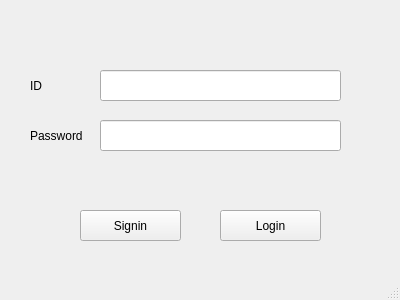
This is QT/Client/client.ui in paxcho1/OOP-Project as Qt 5 draws it before an edit. The edited form follows.
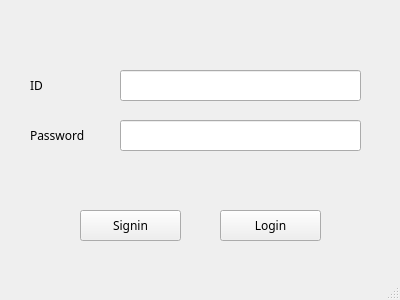
This is the edited form.

Patch:
```diff
--- a/QT/Client/client.ui
+++ b/QT/Client/client.ui
@@ -17,7 +17,7 @@
    <widget class="QLineEdit" name="ID_line">
     <property name="geometry">
      <rect>
-      <x>100</x>
+      <x>120</x>
       <y>70</y>
       <width>241</width>
       <height>31</height>
@@ -27,7 +27,7 @@
    <widget class="QLineEdit" name="PW_line">
     <property name="geometry">
      <rect>
-      <x>100</x>
+      <x>120</x>
       <y>120</y>
       <width>241</width>
       <height>31</height>
@@ -42,10 +42,16 @@
      <rect>
       <x>30</x>
       <y>120</y>
-      <width>56</width>
+      <width>81</width>
       <height>31</height>
      </rect>
     </property>
+    <property name="font">
+     <font>
+      <family>굴림</family>
+      <pointsize>9</pointsize>
+     </font>
+    </property>
     <property name="text">
      <string>Password</string>
     </property>
@@ -59,6 +65,14 @@
       <height>31</height>
      </rect>
     </property>
+    <property name="font">
+     <font>
+      <family>굴림</family>
+      <pointsize>9</pointsize>
+      <weight>50</weight>
+      <bold>false</bold>
+     </font>
+    </property>
     <property name="text">
      <string>ID</string>
     </property>
@@ -72,6 +86,12 @@
       <height>31</height>
      </rect>
     </property>
+    <property name="font">
+     <font>
+      <family>굴림</family>
+      <pointsize>9</pointsize>
+     </font>
+    </property>
     <property name="text">
      <string>Signin</string>
     </property>
@@ -85,6 +105,12 @@
       <height>31</height>
      </rect>
     </property>
+    <property name="font">
+     <font>
+      <family>굴림</family>
+      <pointsize>9</pointsize>
+     </font>
+    </property>
     <property name="text">
      <string>Login</string>
     </property>
```
